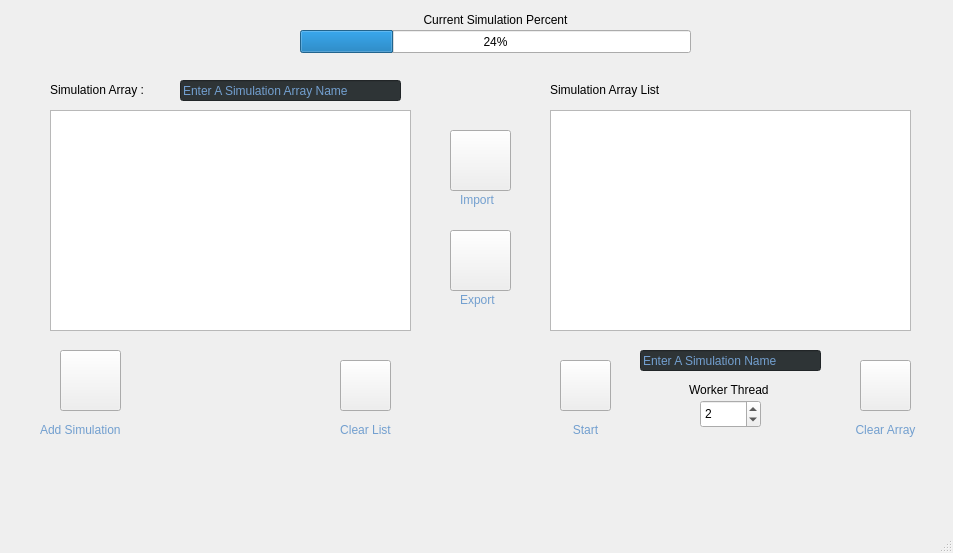
First picture: the form in mainwindow.ui, repository electronicengine/MacSimulation, before the edit.
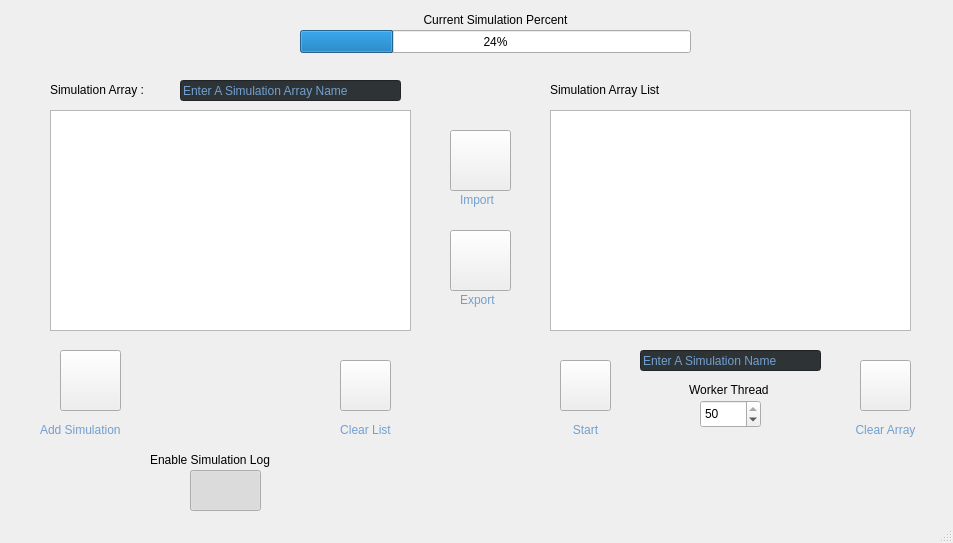
Second picture: the form after the edit. Icons and pictures are not drawn.

What changed in the file:
```diff
--- a/mainwindow.ui
+++ b/mainwindow.ui
@@ -7,7 +7,7 @@
     <x>0</x>
     <y>0</y>
     <width>953</width>
-    <height>553</height>
+    <height>543</height>
    </rect>
   </property>
   <property name="windowTitle">
@@ -822,10 +822,10 @@
      </rect>
     </property>
     <property name="maximum">
-     <number>30</number>
+     <number>50</number>
     </property>
     <property name="value">
-     <number>2</number>
+     <number>50</number>
     </property>
    </widget>
    <widget class="QLabel" name="label_15">
@@ -873,6 +873,53 @@
      <set>Qt::AlignCenter</set>
     </property>
    </widget>
+   <widget class="QLabel" name="label_17">
+    <property name="geometry">
+     <rect>
+      <x>150</x>
+      <y>450</y>
+      <width>161</width>
+      <height>19</height>
+     </rect>
+    </property>
+    <property name="text">
+     <string>Enable Simulation Log</string>
+    </property>
+   </widget>
+   <widget class="QPushButton" name="enable_simulation_log_button">
+    <property name="geometry">
+     <rect>
+      <x>190</x>
+      <y>470</y>
+      <width>71</width>
+      <height>41</height>
+     </rect>
+    </property>
+    <property name="styleSheet">
+     <string notr="true">#enable_simulation_log_button:checked
+{
+border-image: url(:/images/toggle_button_on.png);
+}
+#enable_simulation_log_button
+{
+border-image: url(:/images/toggle_button_off.png);
+}
+
+</string>
+    </property>
+    <property name="text">
+     <string/>
+    </property>
+    <property name="checkable">
+     <bool>true</bool>
+    </property>
+    <property name="checked">
+     <bool>true</bool>
+    </property>
+    <property name="autoRepeat">
+     <bool>false</bool>
+    </property>
+   </widget>
   </widget>
   <widget class="QStatusBar" name="statusbar"/>
   <action name="actionedit">
```
